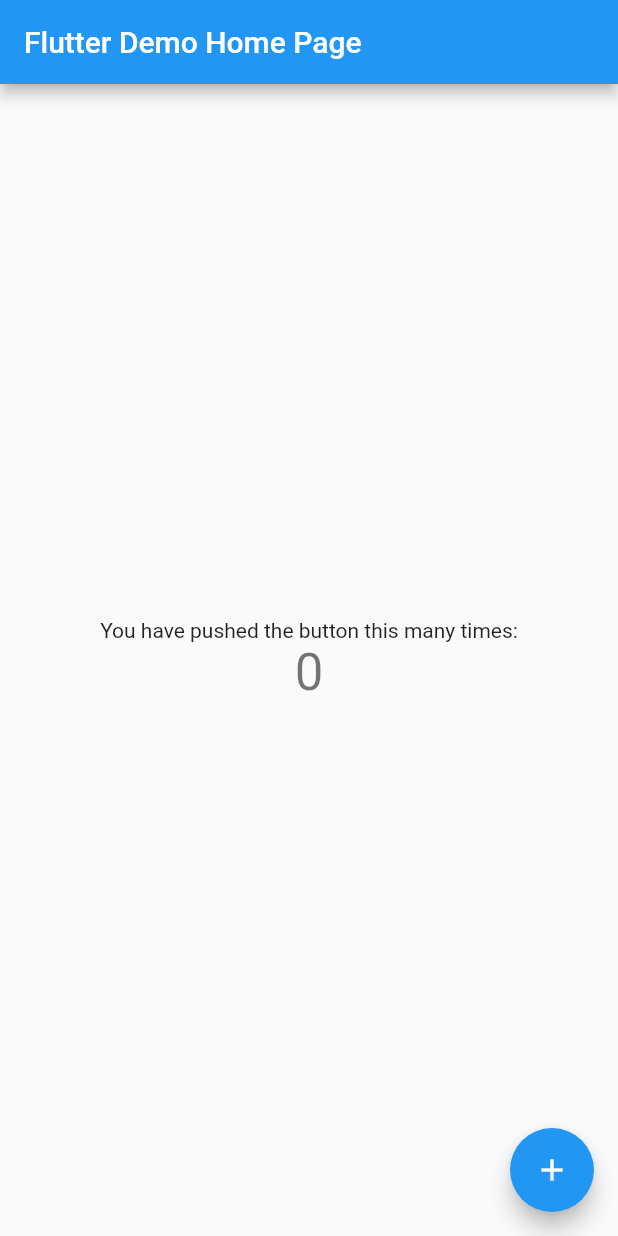
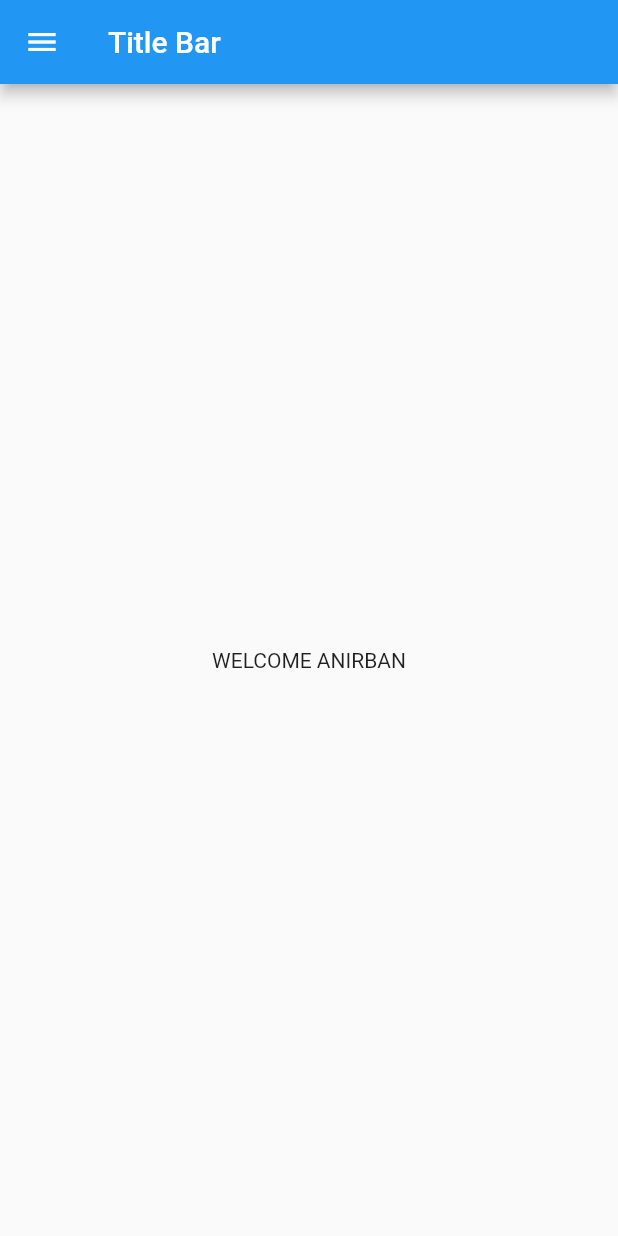
Before and after one commit to anirbanchakraborty123/myapp, a Flutter app: the screen it shows after launch, on a phone screen of 412 x 824 dp. Run offline on Flutter 3.47's test engine with Material 2 defaults, Android fonts, the phone set to English and light mode, and no system bars.

Commit message:
day2 scaffold and appbar

```diff
--- /dev/null
+++ b/lib/home_page.dart
@@ -0,0 +1,23 @@
+import 'package:flutter/cupertino.dart';
+import 'package:flutter/material.dart';
+
+class Homepage extends StatelessWidget {
+  const Homepage({Key? key}) : super(key: key);
+
+  @override
+  Widget build(BuildContext context) {
+    return Scaffold(
+      appBar: AppBar(
+        title: Text("Title Bar"),
+      ),
+      body: Center(
+        child: Container(
+          child: Text("WELCOME ANIRBAN"),
+        ),
+      ),
+      drawer: Drawer(
+        child: Text("hello"),
+      ),
+    );
+  }
+}
--- a/lib/main.dart
+++ b/lib/main.dart
@@ -1,114 +1,17 @@
 import 'package:flutter/material.dart';
+import 'package:myapp/home_page.dart';
 
 void main() {
-  runApp(MyApp());
+  runApp(Myapp());
 }
 
-class MyApp extends StatelessWidget {
-  // This widget is the root of your application.
+class Myapp extends StatelessWidget {
+  const Myapp({Key? key}) : super(key: key);
+
   @override
   Widget build(BuildContext context) {
     return MaterialApp(
-      title: 'Flutter Demo',
-      theme: ThemeData(
-        // This is the theme of your application.
-        //
-
-        // Try running your application with "flutter run". You'll see the
-        // application has a blue toolbar. Then, without quitting the app, try
-        // changing the primarySwatch below to Colors.green and then invoke
-        // "hot reload" (press "r" in the console where you ran "flutter run",
-        // or simply save your changes to "hot reload" in a Flutter IDE).
-        // Notice that the counter didn't reset back to zero; the application
-        // is not restarted.
-        primarySwatch: Colors.blue,
-      ),
-      home: MyHomePage(title: 'Flutter Demo Home Page'),
+      home: Homepage(),
     );
   }
 }
-
-class MyHomePage extends StatefulWidget {
-  MyHomePage({Key? key, required this.title}) : super(key: key);
-
-  // This widget is the home page of your application. It is stateful, meaning
-  // that it has a State object (defined below) that contains fields that affect
-  // how it looks.
-
-  // This class is the configuration for the state. It holds the values (in this
-  // case the title) provided by the parent (in this case the App widget) and
-  // used by the build method of the State. Fields in a Widget subclass are
-  // always marked "final".
-
-  final String title;
-
-  @override
-  _MyHomePageState createState() => _MyHomePageState();
-}
-
-class _MyHomePageState extends State<MyHomePage> {
-  int _counter = 0;
-
-  void _incrementCounter() {
-    setState(() {
-      // This call to setState tells the Flutter framework that something has
-      // changed in this State, which causes it to rerun the build method below
-      // so that the display can reflect the updated values. If we changed
-      // _counter without calling setState(), then the build method would not be
-      // called again, and so nothing would appear to happen.
-      _counter++;
-    });
-  }
-
-  @override
-  Widget build(BuildContext context) {
-    // This method is rerun every time setState is called, for instance as done
-    // by the _incrementCounter method above.
-    //
-    // The Flutter framework has been optimized to make rerunning build methods
-    // fast, so that you can just rebuild anything that needs updating rather
-    // than having to individually change instances of widgets.
-    return Scaffold(
-      appBar: AppBar(
-        // Here we take the value from the MyHomePage object that was created by
-        // the App.build method, and use it to set our appbar title.
-        title: Text(widget.title),
-      ),
-      body: Center(
-        // Center is a layout widget. It takes a single child and positions it
-        // in the middle of the parent.
-        child: Column(
-          // Column is also a layout widget. It takes a list of children and
-          // arranges them vertically. By default, it sizes itself to fit its
-          // children horizontally, and tries to be as tall as its parent.
-          //
-          // Invoke "debug painting" (press "p" in the console, choose the
-          // "Toggle Debug Paint" action from the Flutter Inspector in Android
-          // Studio, or the "Toggle Debug Paint" command in Visual Studio Code)
-          // to see the wireframe for each widget.
-          //
-          // Column has various properties to control how it sizes itself and
-          // how it positions its children. Here we use mainAxisAlignment to
-          // center the children vertically; the main axis here is the vertical
-          // axis because Columns are vertical (the cross axis would be
-          // horizontal).
-          mainAxisAlignment: MainAxisAlignment.center,
-          children: <Widget>[
-            Text(
-              'You have pushed the button this many times:',
-            ),
-            Text(
-              '$_counter',
-              style: Theme.of(context).textTheme.headline4,
-            ),
-          ],
-        ),
-      ),
-      floatingActionButton: FloatingActionButton(
-        onPressed: _incrementCounter,
-        tooltip: 'Increment',
-        child: Icon(Icons.add),
-      ), // This trailing comma makes auto-formatting nicer for build methods.
-    );
-  }
-}
```
Also changed, not shown: 1 other file.
